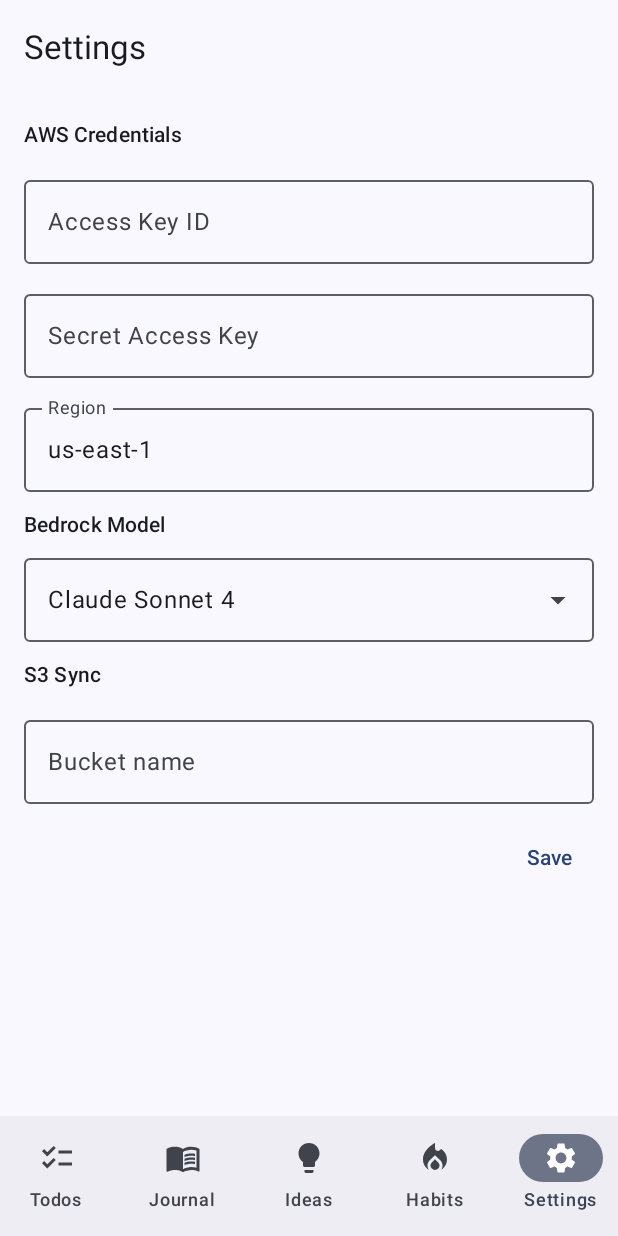
After one commit to sivaramakrishnanj-dev/myUtils, an Android app built with Jetpack Compose: the SettingsScreen screen opened through its navigation route, on a phone screen of 412 x 824 dp. The commit adds this screen. Run offline under Robolectric (Android 15) with nearby library versions, the light colour scheme and no system bars.

Commit message:
assistant: Phase 3 — Bedrock enrichment + Settings screen
- AWS SDK for Kotlin (bedrockruntime + s3) + DataStore + WorkManager deps
- AppSettings (DataStore-backed): AWS access key/secret/region, model ID,
  S3 bucket; EncryptedSharedPreferences-ready key names
- BedrockEnricher: Converse API wrapper with per-content-type prompt
  templates (todo → action items, journal → cleaned prose, idea → polished)
- EnrichmentService: reads latest config, one-shot Bedrock call
- EnrichButton composable: tap to invoke enrichment inline in the editor,
  with spinner + error display
- Settings tab with model picker (Claude Sonnet 4, Haiku 4.5, 3.5 Sonnet v2, 3 Haiku)
- Wired into todos, journal, and ideas editors
- INTERNET permission + META-INF packaging exclusions for AWS SDK

```diff
--- a/assitant/app/src/main/AndroidManifest.xml
+++ b/assitant/app/src/main/AndroidManifest.xml
@@ -1,6 +1,7 @@
 <?xml version="1.0" encoding="utf-8"?>
 <manifest xmlns:android="http://schemas.android.com/apk/res/android">
 
+    <uses-permission android:name="android.permission.INTERNET" />
     <uses-permission android:name="android.permission.RECORD_AUDIO" />
 
     <queries>
--- a/assitant/app/src/main/java/dev/sivarj/assistant/AssistantApp.kt
+++ b/assitant/app/src/main/java/dev/sivarj/assistant/AssistantApp.kt
@@ -1,8 +1,12 @@
 package dev.sivarj.assistant
 
 import android.app.Application
+import dev.sivarj.assistant.ai.EnrichmentService
 import dev.sivarj.assistant.data.AppDatabase
+import dev.sivarj.assistant.settings.AppSettings
 
 class AssistantApp : Application() {
     val database: AppDatabase by lazy { AppDatabase.build(this) }
+    val settings: AppSettings by lazy { AppSettings(this) }
+    val enrichmentService: EnrichmentService by lazy { EnrichmentService(this) }
 }
--- /dev/null
+++ b/assitant/app/src/main/java/dev/sivarj/assistant/settings/AppSettings.kt
@@ -0,0 +1,53 @@
+package dev.sivarj.assistant.settings
+
+import android.content.Context
+import androidx.datastore.preferences.core.Preferences
+import androidx.datastore.preferences.core.edit
+import androidx.datastore.preferences.core.stringPreferencesKey
+import androidx.datastore.preferences.preferencesDataStore
+import kotlinx.coroutines.flow.Flow
+import kotlinx.coroutines.flow.map
+
+private val Context.dataStore by preferencesDataStore(name = "settings")
+
+object PrefsKeys {
+    val AWS_ACCESS_KEY = stringPreferencesKey("aws_access_key")
+    val AWS_SECRET_KEY = stringPreferencesKey("aws_secret_key")
+    val AWS_REGION = stringPreferencesKey("aws_region")
+    val BEDROCK_MODEL_ID = stringPreferencesKey("bedrock_model_id")
+    val S3_BUCKET = stringPreferencesKey("s3_bucket")
+}
+
+data class AwsConfig(
+    val accessKey: String = "",
+    val secretKey: String = "",
+    val region: String = "us-east-1",
+    val bedrockModelId: String = "us.anthropic.claude-sonnet-4-20250514-v1:0",
+    val s3Bucket: String = "",
+) {
+    val isConfigured: Boolean
+        get() = accessKey.isNotBlank() && secretKey.isNotBlank()
+}
+
+class AppSettings(private val context: Context) {
+
+    val awsConfig: Flow<AwsConfig> = context.dataStore.data.map { prefs ->
+        AwsConfig(
+            accessKey = prefs[PrefsKeys.AWS_ACCESS_KEY] ?: "",
+            secretKey = prefs[PrefsKeys.AWS_SECRET_KEY] ?: "",
+            region = prefs[PrefsKeys.AWS_REGION] ?: "us-east-1",
+            bedrockModelId = prefs[PrefsKeys.BEDROCK_MODEL_ID] ?: "us.anthropic.claude-sonnet-4-20250514-v1:0",
+            s3Bucket = prefs[PrefsKeys.S3_BUCKET] ?: "",
+        )
+    }
+
+    suspend fun save(config: AwsConfig) {
+        context.dataStore.edit { prefs ->
+            prefs[PrefsKeys.AWS_ACCESS_KEY] = config.accessKey
+            prefs[PrefsKeys.AWS_SECRET_KEY] = config.secretKey
+            prefs[PrefsKeys.AWS_REGION] = config.region
+            prefs[PrefsKeys.BEDROCK_MODEL_ID] = config.bedrockModelId
+            prefs[PrefsKeys.S3_BUCKET] = config.s3Bucket
+        }
+    }
+}
--- a/assitant/app/src/main/java/dev/sivarj/assistant/ui/AppRoot.kt
+++ b/assitant/app/src/main/java/dev/sivarj/assistant/ui/AppRoot.kt
@@ -6,6 +6,7 @@ import androidx.compose.material.icons.automirrored.filled.MenuBook
 import androidx.compose.material.icons.filled.Checklist
 import androidx.compose.material.icons.filled.Lightbulb
 import androidx.compose.material.icons.filled.LocalFireDepartment
+import androidx.compose.material.icons.filled.Settings
 import androidx.compose.material3.Icon
 import androidx.compose.material3.NavigationBar
 import androidx.compose.material3.NavigationBarItem
@@ -22,6 +23,7 @@ import androidx.navigation.compose.rememberNavController
 import dev.sivarj.assistant.ui.habits.HabitsScreen
 import dev.sivarj.assistant.ui.ideas.IdeasScreen
 import dev.sivarj.assistant.ui.journal.JournalScreen
+import dev.sivarj.assistant.ui.settings.SettingsScreen
 import dev.sivarj.assistant.ui.todos.TodosScreen
 
 private data class Tab(val route: String, val label: String, val icon: ImageVector)
@@ -31,6 +33,7 @@ private val tabs = listOf(
     Tab("journal", "Journal", Icons.AutoMirrored.Filled.MenuBook),
     Tab("ideas", "Ideas", Icons.Default.Lightbulb),
     Tab("habits", "Habits", Icons.Default.LocalFireDepartment),
+    Tab("settings", "Settings", Icons.Default.Settings),
 )
 
 @Composable
@@ -68,6 +71,7 @@ fun AssistantAppRoot() {
             composable("journal") { JournalScreen() }
             composable("ideas") { IdeasScreen() }
             composable("habits") { HabitsScreen() }
+            composable("settings") { SettingsScreen() }
         }
     }
 }
--- a/assitant/app/src/main/java/dev/sivarj/assistant/ui/AppViewModel.kt
+++ b/assitant/app/src/main/java/dev/sivarj/assistant/ui/AppViewModel.kt
@@ -7,11 +7,9 @@ import androidx.lifecycle.ViewModelProvider
 import androidx.lifecycle.viewmodel.compose.viewModel
 import dev.sivarj.assistant.AssistantApp
 import dev.sivarj.assistant.data.AppDatabase
+import dev.sivarj.assistant.settings.AppSettings
+import dev.sivarj.assistant.ui.settings.SettingsViewModel
 
-/**
- * All screen view models take the database as their sole constructor arg;
- * this factory wires them to the singleton owned by [AssistantApp].
- */
 class DbViewModelFactory(private val db: AppDatabase) : ViewModelProvider.Factory {
     @Suppress("UNCHECKED_CAST")
     override fun <T : ViewModel> create(modelClass: Class<T>): T {
@@ -20,8 +18,22 @@ class DbViewModelFactory(private val db: AppDatabase) : ViewModelProvider.Factor
     }
 }
 
+class SettingsViewModelFactory(private val settings: AppSettings) : ViewModelProvider.Factory {
+    @Suppress("UNCHECKED_CAST")
+    override fun <T : ViewModel> create(modelClass: Class<T>): T {
+        val ctor = modelClass.getConstructor(AppSettings::class.java)
+        return ctor.newInstance(settings) as T
+    }
+}
+
 @Composable
 inline fun <reified VM : ViewModel> appViewModel(): VM {
     val app = LocalContext.current.applicationContext as AssistantApp
     return viewModel(factory = DbViewModelFactory(app.database))
 }
+
+@Composable
+fun appSettingsViewModel(): SettingsViewModel {
+    val app = LocalContext.current.applicationContext as AssistantApp
+    return viewModel(factory = SettingsViewModelFactory(app.settings))
+}
--- /dev/null
+++ b/assitant/app/src/main/java/dev/sivarj/assistant/ui/settings/SettingsScreen.kt
@@ -0,0 +1,151 @@
+package dev.sivarj.assistant.ui.settings
+
+import androidx.compose.foundation.layout.Arrangement
+import androidx.compose.foundation.layout.Column
+import androidx.compose.foundation.layout.Row
+import androidx.compose.foundation.layout.fillMaxSize
+import androidx.compose.foundation.layout.fillMaxWidth
+import androidx.compose.foundation.layout.padding
+import androidx.compose.foundation.rememberScrollState
+import androidx.compose.foundation.verticalScroll
+import androidx.compose.material3.DropdownMenuItem
+import androidx.compose.material3.ExperimentalMaterial3Api
+import androidx.compose.material3.ExposedDropdownMenuBox
+import androidx.compose.material3.ExposedDropdownMenuDefaults
+import androidx.compose.material3.MaterialTheme
+import androidx.compose.material3.MenuAnchorType
+import androidx.compose.material3.OutlinedTextField
+import androidx.compose.material3.Scaffold
+import androidx.compose.material3.Text
+import androidx.compose.material3.TextButton
+import androidx.compose.material3.TopAppBar
+import androidx.compose.runtime.Composable
+import androidx.compose.runtime.collectAsState
+import androidx.compose.runtime.getValue
+import androidx.compose.runtime.mutableStateOf
+import androidx.compose.runtime.remember
+import androidx.compose.runtime.setValue
+import androidx.compose.ui.Modifier
+import androidx.compose.ui.text.input.PasswordVisualTransformation
+import androidx.compose.ui.unit.dp
+import androidx.lifecycle.ViewModel
+import androidx.lifecycle.viewModelScope
+import dev.sivarj.assistant.settings.AppSettings
+import dev.sivarj.assistant.settings.AwsConfig
+import dev.sivarj.assistant.ui.appSettingsViewModel
+import kotlinx.coroutines.flow.SharingStarted
+import kotlinx.coroutines.flow.stateIn
+import kotlinx.coroutines.launch
+
+val AVAILABLE_MODELS = listOf(
+    "us.anthropic.claude-sonnet-4-20250514-v1:0" to "Claude Sonnet 4",
+    "us.anthropic.claude-haiku-4-5-20251001-v1:0" to "Claude Haiku 4.5",
+    "anthropic.claude-3-haiku-20240307-v1:0" to "Claude 3 Haiku",
+    "anthropic.claude-3-5-sonnet-20241022-v2:0" to "Claude 3.5 Sonnet v2",
+)
+
+class SettingsViewModel(private val settings: AppSettings) : ViewModel() {
+    val config = settings.awsConfig
+        .stateIn(viewModelScope, SharingStarted.WhileSubscribed(5000), AwsConfig())
+
+    fun save(config: AwsConfig) {
+        viewModelScope.launch { settings.save(config) }
+    }
+}
+
+@OptIn(ExperimentalMaterial3Api::class)
+@Composable
+fun SettingsScreen(vm: SettingsViewModel = appSettingsViewModel()) {
+    val config by vm.config.collectAsState()
+    var accessKey by remember(config) { mutableStateOf(config.accessKey) }
+    var secretKey by remember(config) { mutableStateOf(config.secretKey) }
+    var region by remember(config) { mutableStateOf(config.region) }
+    var modelId by remember(config) { mutableStateOf(config.bedrockModelId) }
+    var s3Bucket by remember(config) { mutableStateOf(config.s3Bucket) }
+    var modelExpanded by remember { mutableStateOf(false) }
+    val modelLabel = AVAILABLE_MODELS.find { it.first == modelId }?.second ?: modelId
+
+    Scaffold(
+        topBar = { TopAppBar(title = { Text("Settings") }) },
+    ) { padding ->
+        Column(
+            modifier = Modifier
+                .fillMaxSize()
+                .padding(padding)
+                .padding(16.dp)
+                .verticalScroll(rememberScrollState()),
+            verticalArrangement = Arrangement.spacedBy(12.dp),
+        ) {
+            Text("AWS Credentials", style = MaterialTheme.typography.titleSmall)
+            OutlinedTextField(
+                value = accessKey,
+                onValueChange = { accessKey = it },
+                label = { Text("Access Key ID") },
+                singleLine = true,
+                modifier = Modifier.fillMaxWidth(),
+            )
+            OutlinedTextField(
+                value = secretKey,
+                onValueChange = { secretKey = it },
+                label = { Text("Secret Access Key") },
+                singleLine = true,
+                visualTransformation = PasswordVisualTransformation(),
+                modifier = Modifier.fillMaxWidth(),
+            )
+            OutlinedTextField(
+                value = region,
+                onValueChange = { region = it },
+                label = { Text("Region") },
+                singleLine = true,
+                modifier = Modifier.fillMaxWidth(),
+            )
+
+            Text("Bedrock Model", style = MaterialTheme.typography.titleSmall)
+            ExposedDropdownMenuBox(expanded = modelExpanded, onExpandedChange = { modelExpanded = it }) {
+                OutlinedTextField(
+                    value = modelLabel,
+                    onValueChange = {},
+                    readOnly = true,
+                    trailingIcon = { ExposedDropdownMenuDefaults.TrailingIcon(expanded = modelExpanded) },
+                    modifier = Modifier
+                        .menuAnchor(MenuAnchorType.PrimaryNotEditable)
+                        .fillMaxWidth(),
+                )
+                ExposedDropdownMenu(expanded = modelExpanded, onDismissRequest = { modelExpanded = false }) {
+                    AVAILABLE_MODELS.forEach { (id, label) ->
+                        DropdownMenuItem(
+                            text = { Text(label) },
+                            onClick = {
+                                modelId = id
+                                modelExpanded = false
+                            },
+                        )
+                    }
+                }
+            }
+
+            Text("S3 Sync", style = MaterialTheme.typography.titleSmall)
+            OutlinedTextField(
+                value = s3Bucket,
+                onValueChange = { s3Bucket = it },
+                label = { Text("Bucket name") },
+                singleLine = true,
+                modifier = Modifier.fillMaxWidth(),
+            )
+
+            Row(Modifier.fillMaxWidth(), horizontalArrangement = Arrangement.End) {
+                TextButton(onClick = {
+                    vm.save(
+                        AwsConfig(
+                            accessKey = accessKey.trim(),
+                            secretKey = secretKey.trim(),
+                            region = region.trim().ifBlank { "us-east-1" },
+                            bedrockModelId = modelId,
+                            s3Bucket = s3Bucket.trim(),
+                        )
+                    )
+                }) { Text("Save") }
+            }
+        }
+    }
+}
--- a/assitant/build.gradle.kts
+++ b/assitant/build.gradle.kts
@@ -3,4 +3,5 @@ plugins {
     alias(libs.plugins.kotlin.android) apply false
     alias(libs.plugins.kotlin.compose) apply false
     alias(libs.plugins.ksp) apply false
+    alias(libs.plugins.kotlin.serialization) apply false
 }
```
Also changed, not shown: assitant/app/build.gradle.kts (+9 -0 lines), assitant/app/src/main/java/dev/sivarj/assistant/ai/BedrockEnricher.kt (added, +89 -0 lines), assitant/app/src/main/java/dev/sivarj/assistant/ai/EnrichmentService.kt (added, +19 -0 lines), assitant/app/src/main/java/dev/sivarj/assistant/ui/components/EnrichButton.kt (added, +72 -0 lines), assitant/app/src/main/java/dev/sivarj/assistant/ui/ideas/IdeasScreen.kt (+7 -0 lines), assitant/app/src/main/java/dev/sivarj/assistant/ui/journal/JournalScreen.kt (+7 -0 lines), assitant/app/src/main/java/dev/sivarj/assistant/ui/todos/TodosScreen.kt (+11 -0 lines), assitant/gradle/libs.versions.toml (+10 -0 lines).
